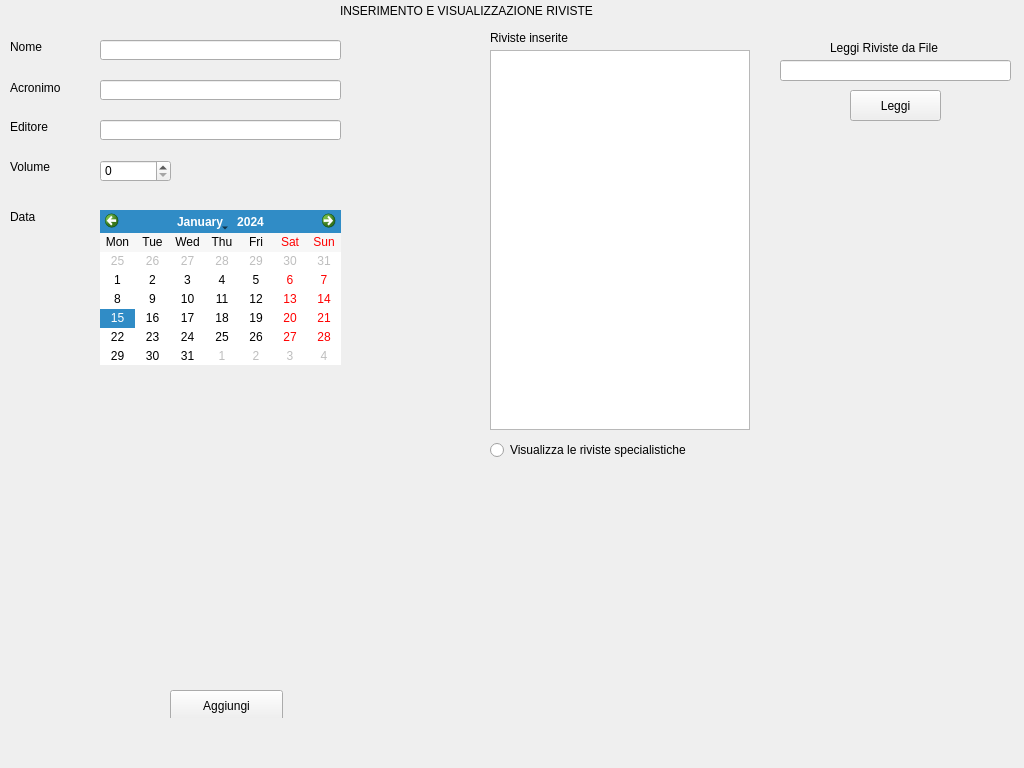
First picture: the form in Progetto/paginarivista.ui, repository marcovirgillo/ProgettoPO, before the edit.
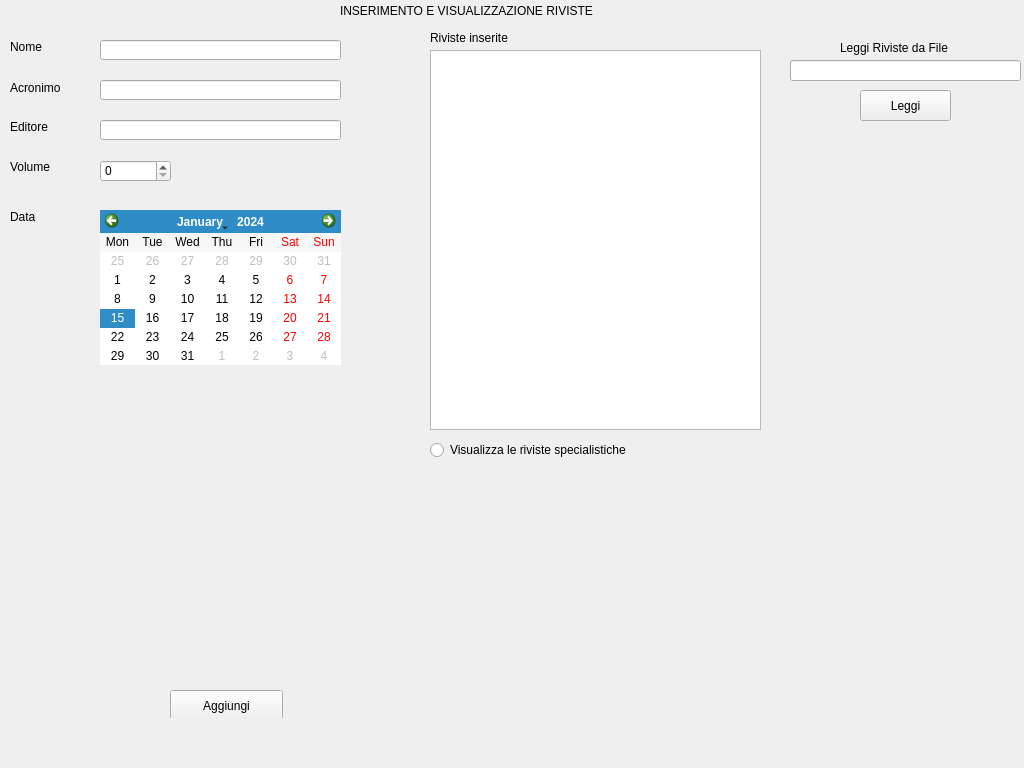
Second picture: the form after the edit. The open tabs and pages were chosen to show the change.

What changed in the file:
```diff
--- a/Progetto/paginarivista.ui
+++ b/Progetto/paginarivista.ui
@@ -169,9 +169,9 @@
     <widget class="QListWidget" name="listRiviste">
      <property name="geometry">
       <rect>
-       <x>490</x>
+       <x>430</x>
        <y>50</y>
-       <width>260</width>
+       <width>331</width>
        <height>380</height>
       </rect>
      </property>
@@ -179,7 +179,7 @@
     <widget class="QLabel" name="labelRivisteInserite">
      <property name="geometry">
       <rect>
-       <x>490</x>
+       <x>430</x>
        <y>30</y>
        <width>91</width>
        <height>16</height>
@@ -205,7 +205,7 @@
     <widget class="QPushButton" name="buttonLeggi">
      <property name="geometry">
       <rect>
-       <x>850</x>
+       <x>860</x>
        <y>90</y>
        <width>91</width>
        <height>31</height>
@@ -218,7 +218,7 @@
     <widget class="QLabel" name="labelLeggiDaFile">
      <property name="geometry">
       <rect>
-       <x>830</x>
+       <x>840</x>
        <y>40</y>
        <width>131</width>
        <height>16</height>
@@ -231,7 +231,7 @@
     <widget class="QLineEdit" name="Percorso">
      <property name="geometry">
       <rect>
-       <x>780</x>
+       <x>790</x>
        <y>60</y>
        <width>231</width>
        <height>21</height>
@@ -241,7 +241,7 @@
     <widget class="QRadioButton" name="buttonVisualizzaRivisteSpecialistiche">
      <property name="geometry">
       <rect>
-       <x>490</x>
+       <x>430</x>
        <y>440</y>
        <width>231</width>
        <height>20</height>
```
Left out of the diff: 4 changed lines with no effect on the pictures.
